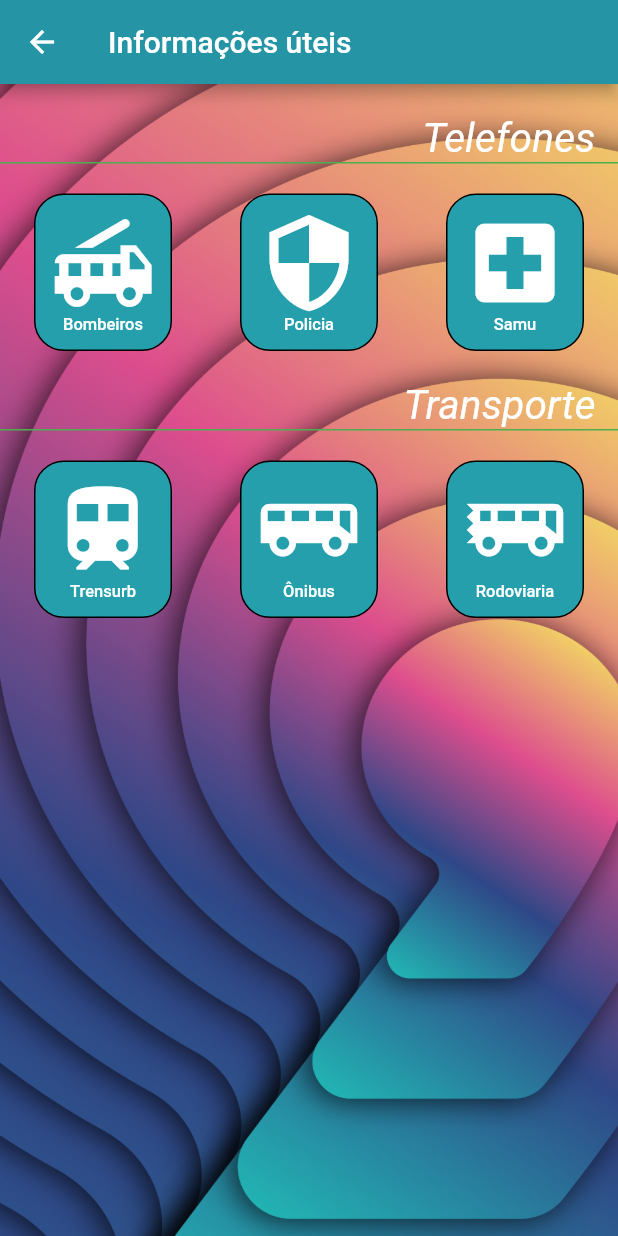
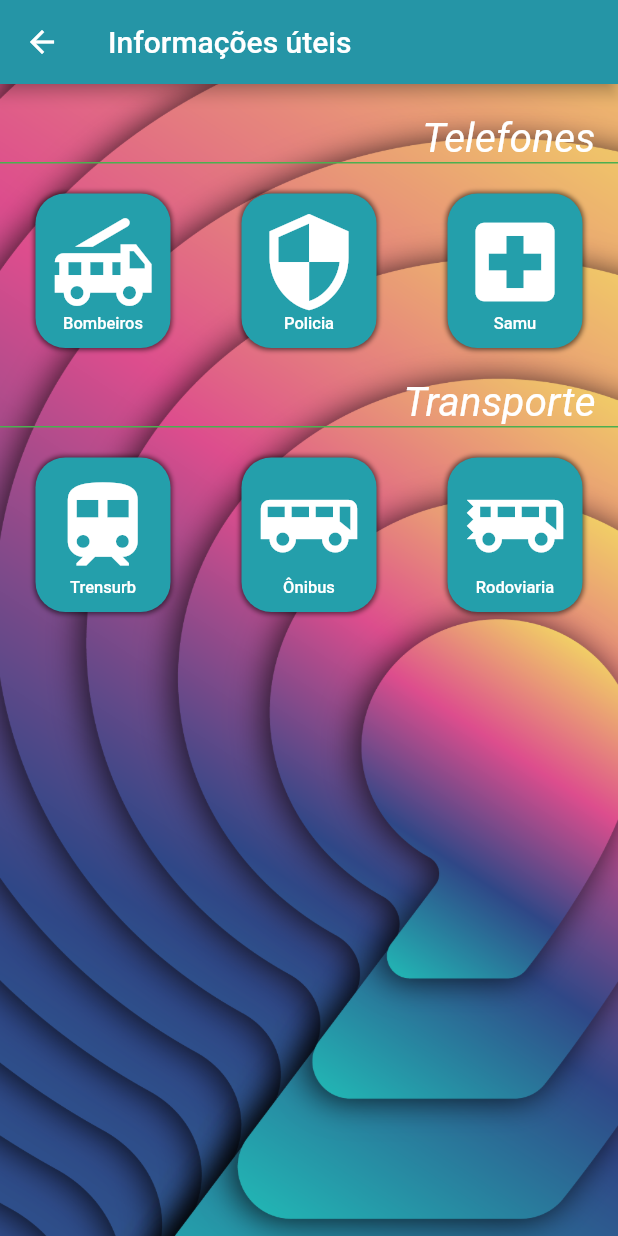
Before and after one commit to Mathe13/SiepexApp, a Flutter app: the InfoPage screen opened by its route, on a phone screen of 412 x 824 dp. Run offline on Flutter 3.47's test engine with Material 2 defaults, Android fonts, the phone set to English and light mode, and no system bars; our stand-ins replace extended_image, flutter_masked_text, flutter_spinkit, rflutter_alert, shared_preferences; missing offline and left inert: barcode_scan, flutter_webview_plugin; accounts and stored records are empty; network calls fail.

Commit message:
ajustes e prints

```diff
--- a/lib/main.dart
+++ b/lib/main.dart
@@ -53,9 +53,9 @@ class MyApp extends StatelessWidget {
         primaryTextTheme: Typography(platform: TargetPlatform.iOS).white,
         textTheme: Typography(platform: TargetPlatform.iOS).white,
         // backgroundColor: Colors.green[30],
-        // pageTransitionsTheme: PageTransitionsTheme(builders: {
-        //   TargetPlatform.android: CupertinoPageTransitionsBuilder(),
-        // }),
+        pageTransitionsTheme: PageTransitionsTheme(builders: {
+          TargetPlatform.android: CupertinoPageTransitionsBuilder(),
+        }),
       ),
       // home: TabsPage(),
     );
--- a/lib/src/eventos/minicursos/minicursosView.dart
+++ b/lib/src/eventos/minicursos/minicursosView.dart
@@ -73,7 +73,9 @@ class _ListagemMinicursosState extends State<ListagemMinicursos> {
     print(viewMinicursos);
     if (carregou == false) {
       return Container(
-        child: SpinKitPouringHourglass(
+        //pourinhourglass
+        //fadingfour
+        child: SpinKitWave(
           color: Colors.blueAccent,
           size: 200,
         ),
--- a/lib/src/eventos/visitas/visitasView.dart
+++ b/lib/src/eventos/visitas/visitasView.dart
@@ -73,7 +73,7 @@ class _ListagemVisitasState extends State<ListagemVisitas> {
     print(viewVisitas);
     if (carregou == false) {
       return Container(
-        child: SpinKitPouringHourglass(
+        child: SpinKitWave(
           color: Colors.blueAccent,
           size: 200,
         ),
--- a/lib/src/info/info.dart
+++ b/lib/src/info/info.dart
@@ -91,11 +91,12 @@ class InfoPage extends StatelessWidget {
             }
           },
           child: Container(
-              // height: PercentageHelper.height(17, context),
-              // width: PercentageHelper.width(35, context),
               padding: EdgeInsets.all(10),
               decoration: BoxDecoration(
-                  border: Border.all(color: Colors.black),
+                  boxShadow: [
+                    BoxShadow(
+                        color: Colors.black54, spreadRadius: 0.8, blurRadius: 2)
+                  ],
                   color: Color(0xff249FAB),
                   borderRadius: BorderRadius.circular(20)),
               child: Column(
--- a/lib/src/inicio/inicio.dart
+++ b/lib/src/inicio/inicio.dart
@@ -20,6 +20,7 @@ class InicioPage extends StatelessWidget {
   Widget corpo(BuildContext context) {
     return Scaffold(
         appBar: AppBar(
+          elevation: 10,
           title: Text('Inicio'),
         ),
         drawer: HomeParticipante(),
--- a/lib/src/inicio/itemButton.dart
+++ b/lib/src/inicio/itemButton.dart
@@ -23,7 +23,10 @@ Widget itemButton(GridItem item, BuildContext context,
         width: PercentageHelper.width(30, context),
         padding: EdgeInsets.all(3),
         decoration: BoxDecoration(
-            border: Border.all(color: Colors.black),
+            boxShadow: [
+              BoxShadow(color: Colors.black54, spreadRadius: 0.8, blurRadius: 2)
+            ],
+            // border: Border.all(color: Colors.black),
             color: Color(0xff249FAB),
             borderRadius: BorderRadius.circular(20)),
         child: Column(
--- a/pubspec.yaml
+++ b/pubspec.yaml
@@ -11,7 +11,7 @@ description: A new Flutter project.
 # In iOS, build-name is used as CFBundleShortVersionString while build-number used as CFBundleVersion.
 # Read more about iOS versioning at
 # https://developer.apple.com/library/archive/documentation/General/Reference/InfoPlistKeyReference/Articles/CoreFoundationKeys.html
-version: 1.0.0+1
+version: 1.0.1+1
 
 environment:
   sdk: ">=2.1.0 <3.0.0"
@@ -65,6 +65,9 @@ flutter:
   #  - images/a_dot_burr.jpeg
   #  - images/a_dot_ham.jpeg
 
+    # - assets/img/arte_uergs/shadow/imagem-cabecalho-uergs-siepex-inove.png
+    # - assets/img/arte_uergs/shadow/imagem-cabecalho-uergs-siepex-inove2.png
+    # - assets/img/arte_uergs/shadow/imagem-cabecalho-uergs-siepex-inove4.png
 
   fonts:
     - family: Mdi
```
Also changed, not shown: assets/img/arte_uergs/shadow/imagem-cabecalho-uergs-siepex-inove2.png (added), assets/img/arte_uergs/shadow/imagem-cabecalho-uergs-siepex-inove3.png (added), assets/img/arte_uergs/shadow/imagem-cabecalho-uergs-siepex-inove4.png (added), flutter_01.png, flutter_02.png, flutter_03.png (deleted), flutter_04.png (deleted), 6 other files.
